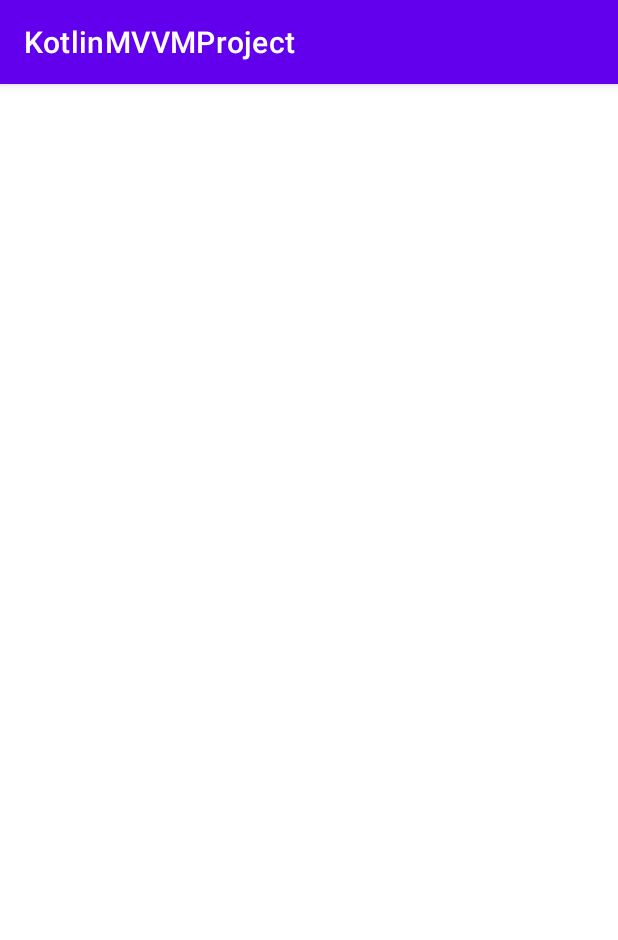
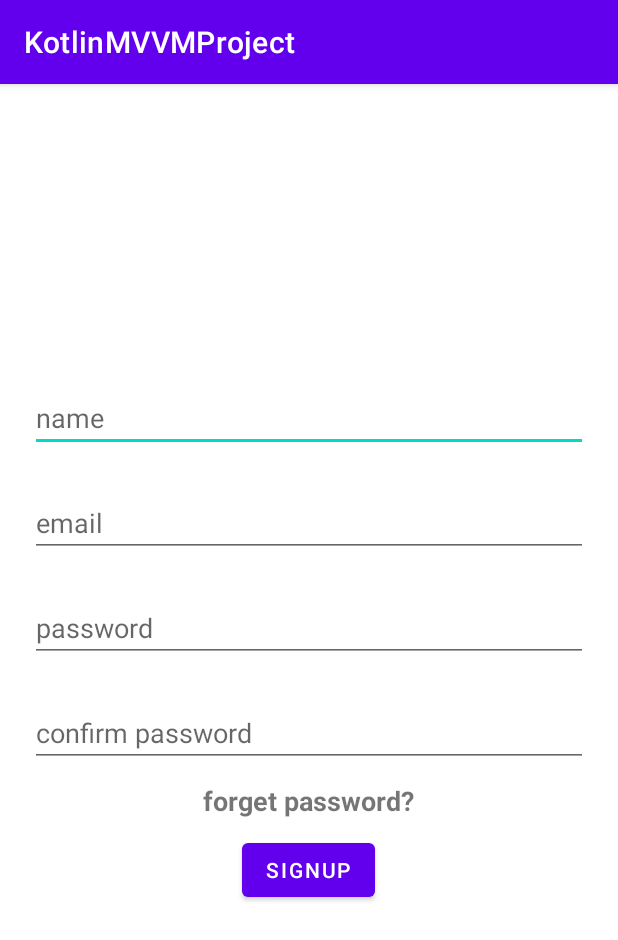
Before and after one commit to abhaylivenow/Kotlin-MVVM, an Android app: the signup_activity screen opened directly, with no data from a screen before it, on a phone screen of 412 x 824 dp. Shown: the top 940 px of the screen. Run offline under Robolectric (Android 15) with nearby library versions, the phone set to English and light mode, and no system bars.

Commit message:
Views added, ViewModel class created

```diff
--- a/app/src/main/res/layout/activity_signup.xml
+++ b/app/src/main/res/layout/activity_signup.xml
@@ -1,9 +1,65 @@
 <?xml version="1.0" encoding="utf-8"?>
-<androidx.constraintlayout.widget.ConstraintLayout xmlns:android="http://schemas.android.com/apk/res/android"
+<RelativeLayout xmlns:android="http://schemas.android.com/apk/res/android"
     xmlns:app="http://schemas.android.com/apk/res-auto"
     xmlns:tools="http://schemas.android.com/tools"
     android:layout_width="match_parent"
     android:layout_height="match_parent"
     tools:context=".ui.auth.signup_activity">
 
-</androidx.constraintlayout.widget.ConstraintLayout>
+    <EditText
+        android:id="@+id/edt_signup_name"
+        android:layout_width="match_parent"
+        android:layout_height="wrap_content"
+        android:hint="name"
+        android:layout_marginLeft="20dp"
+        android:layout_marginTop="200dp"
+        android:layout_marginRight="20dp"/>
+
+    <EditText
+        android:id="@+id/edt_signup_email"
+        android:layout_width="match_parent"
+        android:layout_height="wrap_content"
+        android:hint="email"
+        android:layout_marginLeft="20dp"
+        android:layout_marginTop="270dp"
+        android:layout_marginRight="20dp"/>
+
+    <EditText
+        android:id="@+id/edt_signup_password"
+        android:layout_width="match_parent"
+        android:layout_height="wrap_content"
+        android:hint="password"
+        android:layout_marginLeft="20dp"
+        android:layout_marginTop="340dp"
+        android:layout_marginRight="20dp"/>
+
+    <EditText
+        android:id="@+id/edt_signup_cnfpassword"
+        android:layout_width="match_parent"
+        android:layout_height="wrap_content"
+        android:hint="confirm password"
+        android:layout_marginLeft="20dp"
+        android:layout_marginTop="410dp"
+        android:layout_marginRight="20dp"/>
+
+    <TextView
+        android:id="@+id/txt_forgetPassword"
+        android:layout_width="wrap_content"
+        android:layout_height="wrap_content"
+        android:text="forget password?"
+        android:textSize="18sp"
+        android:textStyle="bold"
+        android:layout_below="@+id/edt_signup_cnfpassword"
+        android:layout_centerHorizontal="true"
+        android:layout_marginTop="10dp"/>
+
+    <Button
+        android:layout_below="@id/txt_forgetPassword"
+        android:id="@+id/btnSignUp"
+        android:layout_width="wrap_content"
+        android:layout_height="wrap_content"
+        android:layout_centerHorizontal="true"
+        android:layout_marginTop="10dp"
+        android:text="signup"/>
+
+</RelativeLayout>
```
Also changed, not shown: app/src/main/java/com/example/kotlinmvvmproject/ui/auth/AuthViewModel.kt (added, +18 -0 lines), app/src/main/res/layout/activity_login.xml (+36 -7 lines).
